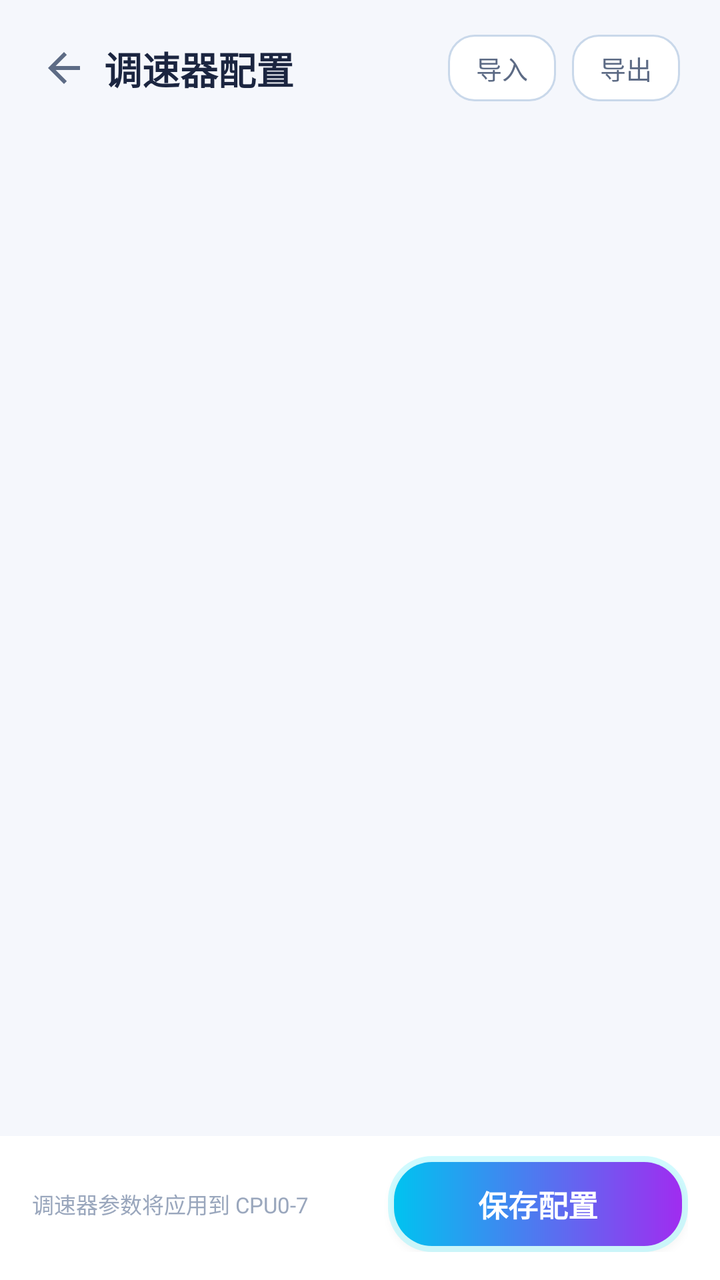
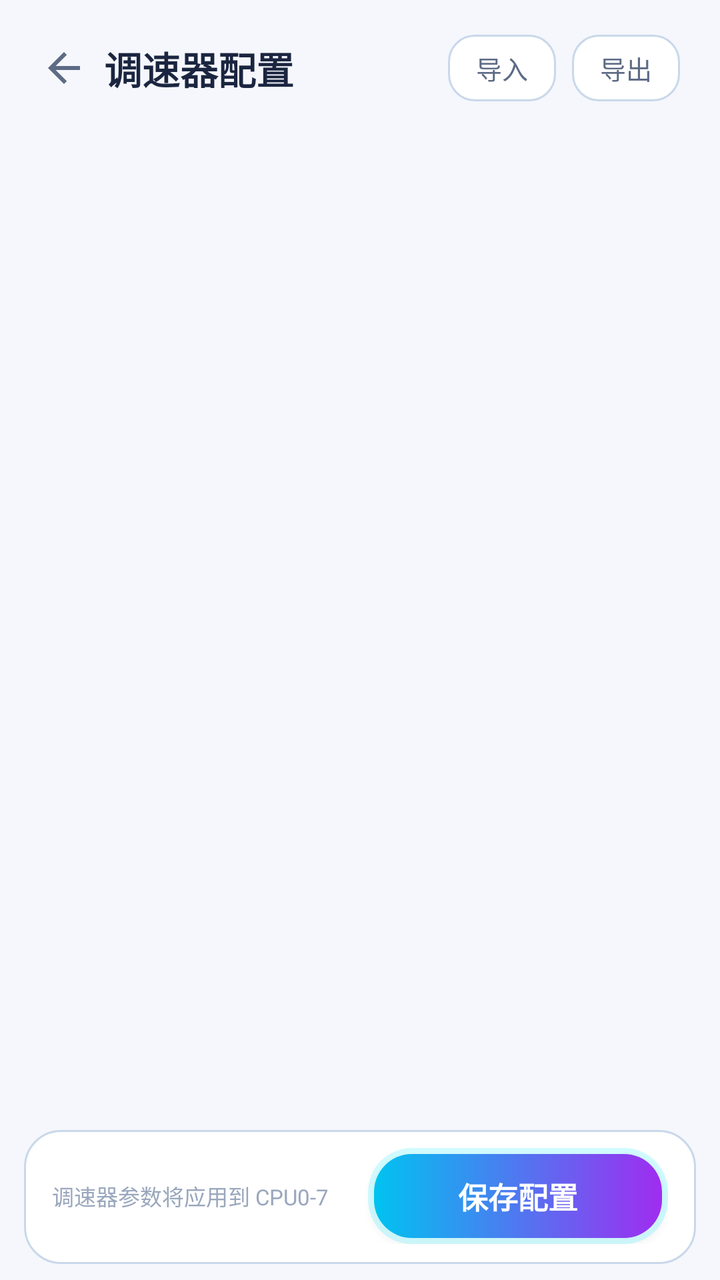

The first picture is an Android layout as it rendered before a commit; the second is the same layout after the commit. The layout source and the unified diff follow.
<!-- AndroidManifest.xml: application theme AppTheme -->
<!-- res/layout/activity_governor.xml -->
<?xml version="1.0" encoding="utf-8"?>
<LinearLayout xmlns:android="http://schemas.android.com/apk/res/android"
    android:layout_width="match_parent"
    android:layout_height="match_parent"
    android:orientation="vertical">

    <LinearLayout
        android:layout_width="match_parent"
        android:layout_height="wrap_content"
        android:orientation="horizontal"
        android:gravity="center_vertical"
        android:paddingStart="12dp"
        android:paddingEnd="20dp"
        android:paddingTop="14dp"
        android:paddingBottom="10dp">

        <ImageView
            android:id="@+id/btnBack"
            android:layout_width="40dp"
            android:layout_height="40dp"
            android:padding="8dp"
            android:src="@drawable/ic_back"
            android:background="?android:attr/selectableItemBackgroundBorderless"
            android:contentDescription="返回" />

        <TextView
            android:layout_width="0dp"
            android:layout_height="wrap_content"
            android:layout_weight="1"
            android:text="调速器配置"
            android:textColor="@color/textPrimary"
            android:textSize="19sp"
            android:textStyle="bold" />

        <TextView
            android:id="@+id/btnImport"
            android:layout_width="wrap_content"
            android:layout_height="wrap_content"
            android:layout_marginEnd="8dp"
            android:background="@drawable/bg_tab"
            android:paddingStart="14dp"
            android:paddingEnd="14dp"
            android:paddingTop="7dp"
            android:paddingBottom="7dp"
            android:text="导入"
            android:textColor="@color/textSecondary"
            android:textSize="13sp" />

        <TextView
            android:id="@+id/btnExport"
            android:layout_width="wrap_content"
            android:layout_height="wrap_content"
            android:background="@drawable/bg_tab"
            android:paddingStart="14dp"
            android:paddingEnd="14dp"
            android:paddingTop="7dp"
            android:paddingBottom="7dp"
            android:text="导出"
            android:textColor="@color/textSecondary"
            android:textSize="13sp" />
    </LinearLayout>

    <ScrollView
        android:layout_width="match_parent"
        android:layout_height="0dp"
        android:layout_weight="1"
        android:scrollbars="none">

        <LinearLayout
            android:id="@+id/modesContainer"
            android:layout_width="match_parent"
            android:layout_height="wrap_content"
            android:orientation="vertical"
            android:paddingStart="16dp"
            android:paddingEnd="16dp"
            android:paddingTop="14dp"
            android:paddingBottom="24dp" />
    </ScrollView>

    <LinearLayout
        android:layout_width="match_parent"
        android:layout_height="wrap_content"
        android:orientation="horizontal"
        android:gravity="center_vertical"
        android:paddingStart="16dp"
        android:paddingEnd="16dp"
        android:paddingTop="10dp"
        android:paddingBottom="14dp"
        android:background="@color/titleBar">

        <TextView
            android:layout_width="0dp"
            android:layout_height="wrap_content"
            android:layout_weight="1"
            android:text="调速器参数将应用到 CPU0-7"
            android:textColor="@color/textDim"
            android:textSize="11sp" />

        <Button
            android:id="@+id/saveBtn"
            android:layout_width="150dp"
            android:layout_height="48dp"
            android:background="@drawable/btn_primary"
            android:text="保存配置"
            android:textColor="#FFFFFF"
            android:textSize="15sp"
            android:textStyle="bold" />
    </LinearLayout>
</LinearLayout>
<!-- resources referenced by this layout -->
<resources>
  <color name="textDim">#9AA7BD</color>
  <color name="textPrimary">#1B2540</color>
  <color name="textSecondary">#5D6B85</color>
  <color name="titleBar">#FFFFFF</color>
  <!-- drawable bg_tab (drawable) -->
  <?xml version="1.0" encoding="utf-8"?>
  <shape xmlns:android="http://schemas.android.com/apk/res/android">
      <solid android:color="@color/bgCard" />
      <corners android:radius="13dp" />
      <stroke android:width="1dp" android:color="@color/bgCardStroke" />
  </shape>
  <!-- drawable btn_primary (drawable) -->
  <?xml version="1.0" encoding="utf-8"?>
  <layer-list xmlns:android="http://schemas.android.com/apk/res/android">
      <item>
          <shape>
              <solid android:color="#2E00E5FF" />
              <corners android:radius="22dp" />
          </shape>
      </item>
      <item android:left="3dp" android:top="3dp" android:right="3dp" android:bottom="3dp">
          <shape>
              <gradient android:startColor="#00C3F0" android:endColor="#A02CF0" android:angle="0" />
              <corners android:radius="19dp" />
          </shape>
      </item>
  </layer-list>
  <!-- drawable ic_back (drawable) -->
  <?xml version="1.0" encoding="utf-8"?>
  <vector xmlns:android="http://schemas.android.com/apk/res/android"
      android:width="24dp" android:height="24dp"
      android:viewportWidth="24" android:viewportHeight="24">
      <path android:fillColor="#5D6B85"
          android:pathData="M20,11H7.83l5.59,-5.59L12,4l-8,8 8,8 1.41,-1.41L7.83,13H20v-2z" />
  </vector>
  <style name="AppTheme" parent="android:Theme.Material.Light.NoActionBar">
          <item name="android:windowIsTranslucent">true</item>
          <item name="android:windowBackground">@color/bg</item>
          <item name="android:colorPrimary">@color/accent</item>
          <item name="android:colorAccent">@color/accent</item>
          <item name="android:statusBarColor">@color/bg</item>
          <item name="android:navigationBarColor">@color/bg</item>
          <item name="android:windowLightStatusBar">true</item>
          <item name="android:colorControlActivated">@color/accent</item>
          <item name="android:colorControlNormal">@color/textDim</item>
      </style>
  <color name="bgCard">#FFFFFF</color>
  <color name="bgCardStroke">#C9D8EA</color>
  <color name="bg">#F5F7FC</color>
  <color name="accent">#0096C8</color>
</resources>

<!-- the commit's change to res/layout/activity_governor.xml (unified diff, before → after) -->
@@ -77,16 +77,20 @@
             android:paddingBottom="24dp" />
     </ScrollView>
 
+    
     <LinearLayout
         android:layout_width="match_parent"
         android:layout_height="wrap_content"
+        android:layout_marginStart="12dp"
+        android:layout_marginEnd="12dp"
+        android:layout_marginBottom="8dp"
         android:orientation="horizontal"
         android:gravity="center_vertical"
-        android:paddingStart="16dp"
-        android:paddingEnd="16dp"
-        android:paddingTop="10dp"
-        android:paddingBottom="14dp"
-        android:background="@color/titleBar">
+        android:paddingStart="14dp"
+        android:paddingEnd="14dp"
+        android:paddingTop="9dp"
+        android:paddingBottom="10dp"
+        android:background="@drawable/bg_card">
 
         <TextView
             android:layout_width="0dp"
<!-- resource entries referenced after the edit -->
@@ -3,7 +3,13 @@
   <color name="textDim">#9AA7BD</color>
   <color name="textPrimary">#1B2540</color>
   <color name="textSecondary">#5D6B85</color>
-  <color name="titleBar">#FFFFFF</color>
+  <!-- drawable bg_card (drawable) -->
+  <?xml version="1.0" encoding="utf-8"?>
+  <shape xmlns:android="http://schemas.android.com/apk/res/android">
+      <solid android:color="@color/bgCard" />
+      <corners android:radius="18dp" />
+      <stroke android:width="1dp" android:color="@color/bgCardStroke" />
+  </shape>
   <!-- drawable bg_tab (drawable) -->
   <?xml version="1.0" encoding="utf-8"?>
   <shape xmlns:android="http://schemas.android.com/apk/res/android">
@@ -42,6 +48,9 @@
           <item name="android:colorAccent">@color/accent</item>
           <item name="android:statusBarColor">@color/bg</item>
           <item name="android:navigationBarColor">@color/bg</item>
+          
+          <item name="android:enforceStatusBarContrast">false</item>
+          <item name="android:enforceNavigationBarContrast">false</item>
           <item name="android:windowLightStatusBar">true</item>
           <item name="android:colorControlActivated">@color/accent</item>
           <item name="android:colorControlNormal">@color/textDim</item>
